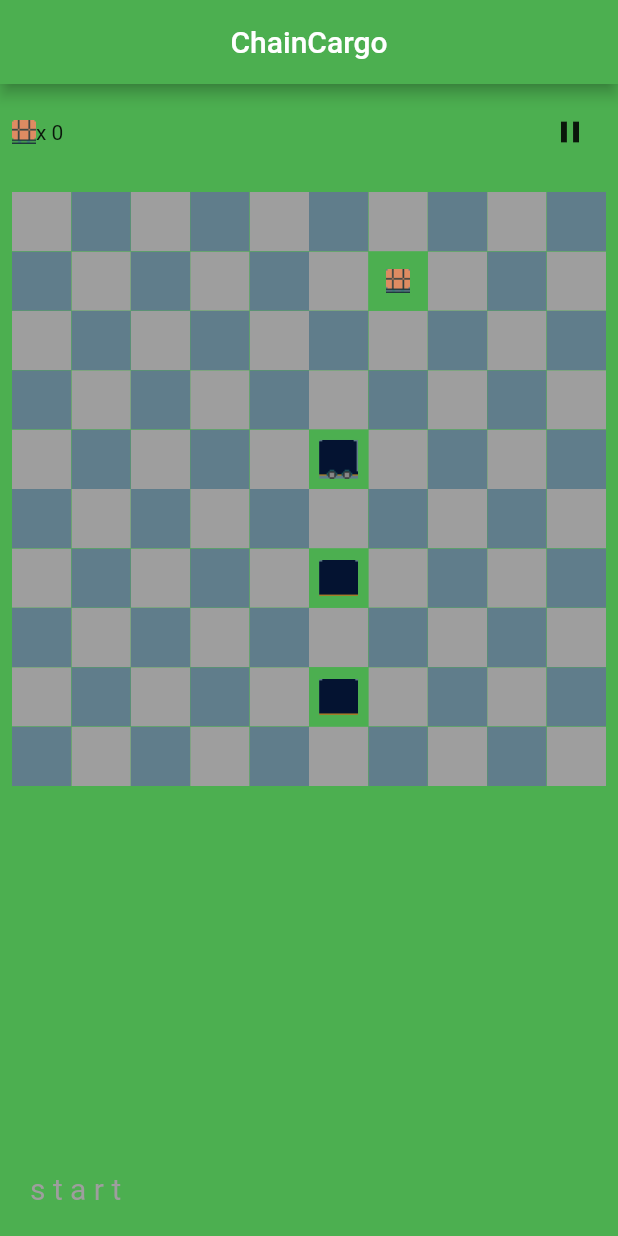
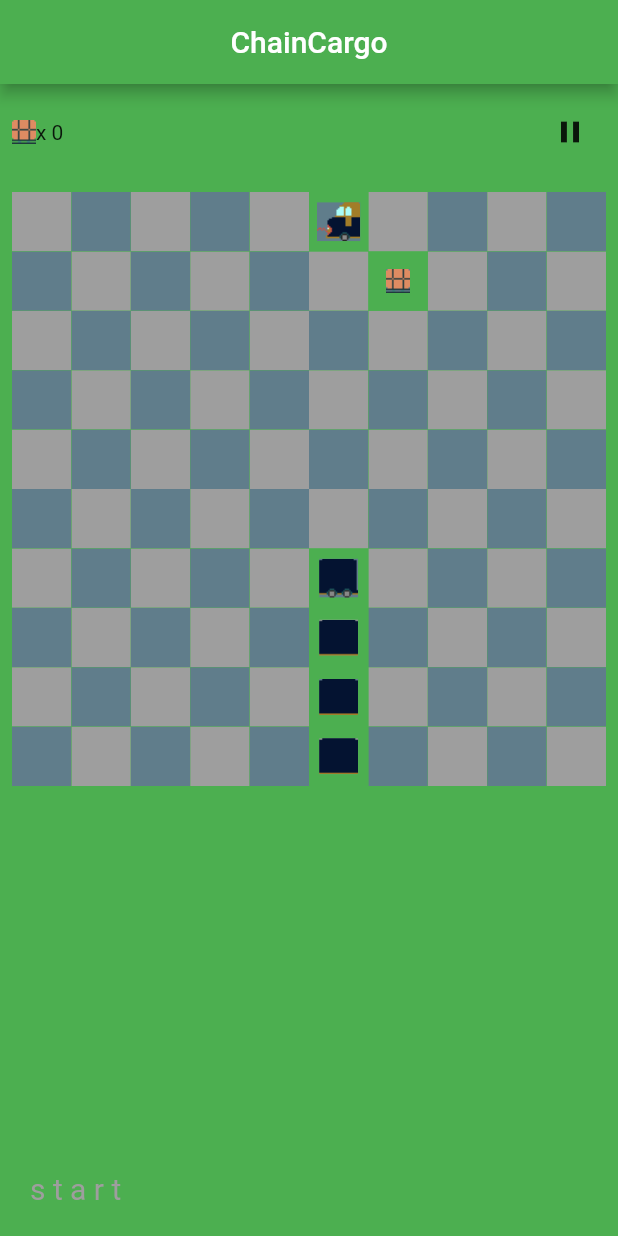
Before and after one commit to MatyasK/snaake, a Flutter app: the screen it shows after launch, after a tap on the "pause" icon, on a phone screen of 412 x 824 dp. Run offline on Flutter 3.47's test engine with Material 2 defaults, Android fonts, the phone set to English and light mode, and no system bars; our stand-ins replace flutter_bloc.

Commit message:
game can be paused and re started

```diff
--- a/lib/main.dart
+++ b/lib/main.dart
@@ -85,7 +85,7 @@ class _HomePageState extends State<HomePage> {
   int columnCount = 10;
   bool gameHasStarted = false;
   int currentRow = 0;
-
+  Timer? timer;
   static var randomNumber = Random();
   int food = randomNumber.nextInt(numberOfSquares - 1);
 
@@ -97,13 +97,34 @@ class _HomePageState extends State<HomePage> {
     gameHasStarted = true;
     snakePosition = [45, 65, 85, 105, 125];
     const duration = Duration(milliseconds: 150);
-    Timer.periodic(duration, (Timer timer) {
+    timer = Timer.periodic(duration, (Timer timer) {
       updateSnake();
       if (gameOver()) {
         timer.cancel();
         _showGameOverScreen();
       }
     });
+  }
+
+  // Pause Game
+  void pauseToggleGame() {
+    if (gameHasStarted) {
+      gameHasStarted = false;
+
+      if (timer != null) {
+        timer!.cancel();
+      }
+    } else {
+      gameHasStarted = true;
+      const duration = Duration(milliseconds: 150);
+      timer = Timer.periodic(duration, (Timer timer) {
+        updateSnake();
+        if (gameOver()) {
+          timer.cancel();
+          _showGameOverScreen();
+        }
+      });
+    }
   }
 
   SnakeDirection direction = SnakeDirection.down;
@@ -209,7 +230,9 @@ class _HomePageState extends State<HomePage> {
                         Text('x ${snakePosition.length - 5}')
                       ],
                     ),
-                    IconButton(onPressed: () {}, icon: const Icon(Icons.pause))
+                    IconButton(
+                        onPressed: pauseToggleGame,
+                        icon: const Icon(Icons.pause))
                   ],
                 ),
               ),
```
